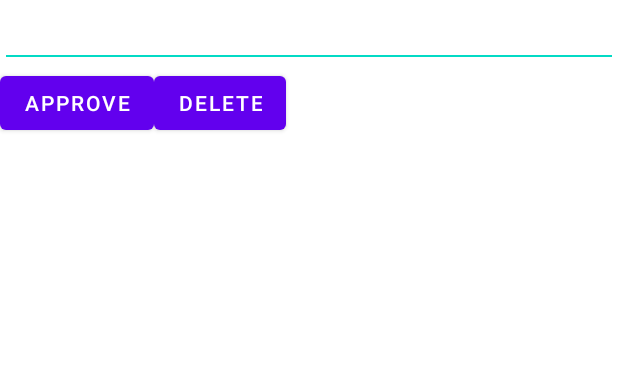
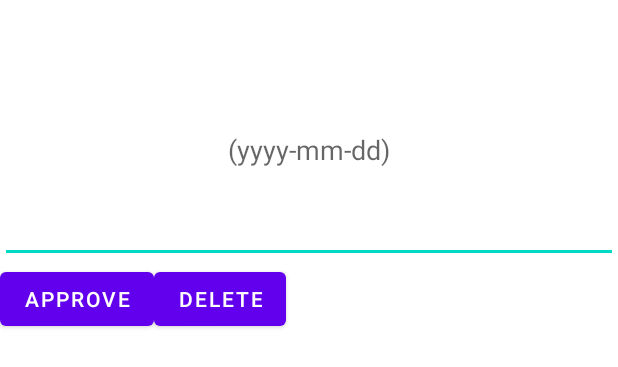
Before and after one commit to LD-UO/Labs-SEG-2505, an Android app: the layout view_complaint_diaglog.xml on its own in the app's theme, with its tools: preview values and no code run, on a phone screen of 412 x 824 dp. Shown: the top 367 px of the screen. Run offline under Robolectric (Android 15) with nearby library versions, the phone set to English and light mode, and no system bars; Roboto replaces fonts that are not available here.

```diff
--- a/Mealer_Project/app/src/main/java/com/example/myapplicationtutorial/ComplaintList.java
+++ b/Mealer_Project/app/src/main/java/com/example/myapplicationtutorial/ComplaintList.java
@@ -25,7 +25,6 @@ public class ComplaintList extends ArrayAdapter<Complaint> {
         View listViewItem = inflater.inflate(R.layout.complaint_list, null, true);
 
         TextView chefUsername = (TextView) listViewItem.findViewById(R.id.chefUsername);
-        TextView clientUsername = (TextView) listViewItem.findViewById(R.id.clientUsername);
         TextView description = (TextView) listViewItem.findViewById(R.id.description);
         Complaint complaint = complaints.get(position);
         chefUsername.setText(complaint.getChefUsername());
--- a/Mealer_Project/app/src/main/res/layout/view_complaint_diaglog.xml
+++ b/Mealer_Project/app/src/main/res/layout/view_complaint_diaglog.xml
@@ -4,14 +4,14 @@
     android:layout_height="match_parent"
     android:orientation="vertical">
 
-        <EditText
-            android:id="@+id/endDate"
-            android:layout_width="match_parent"
-            android:layout_height="19dp"
-            android:layout_marginTop="25dp"
-            android:text="Set end date"
-            android:textAlignment="center"
-            android:textColor="#000000" ></EditText>
+    <EditText
+        android:id="@+id/endDate"
+        android:layout_width="match_parent"
+        android:layout_height="150dp"
+        android:layout_marginTop="25dp"
+        android:hint="(yyyy-mm-dd)"
+        android:textAlignment="center"
+        android:textColor="#000000"></EditText>
     <LinearLayout
         android:layout_width="match_parent"
         android:layout_height="wrap_content"
```
Also changed, not shown: Mealer_Project/app/src/main/java/com/example/myapplicationtutorial/Complaints_page.java (+2 -7 lines), Mealer_Project/app/src/main/res/layout/complaint_list.xml (+0 -8 lines).
